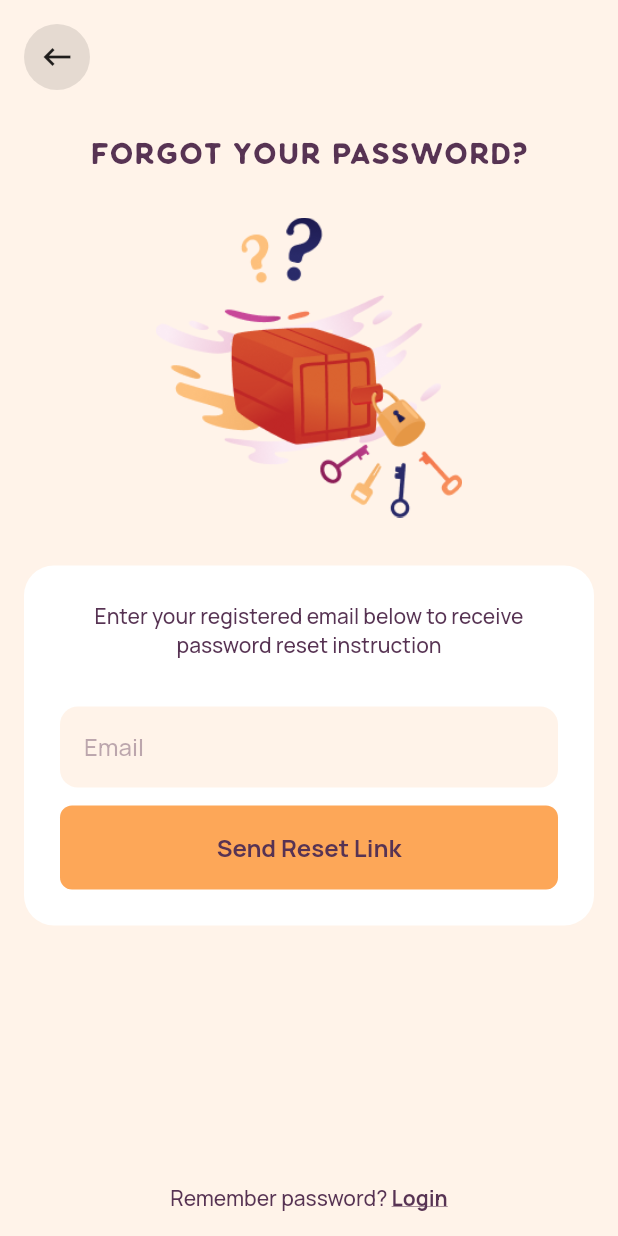
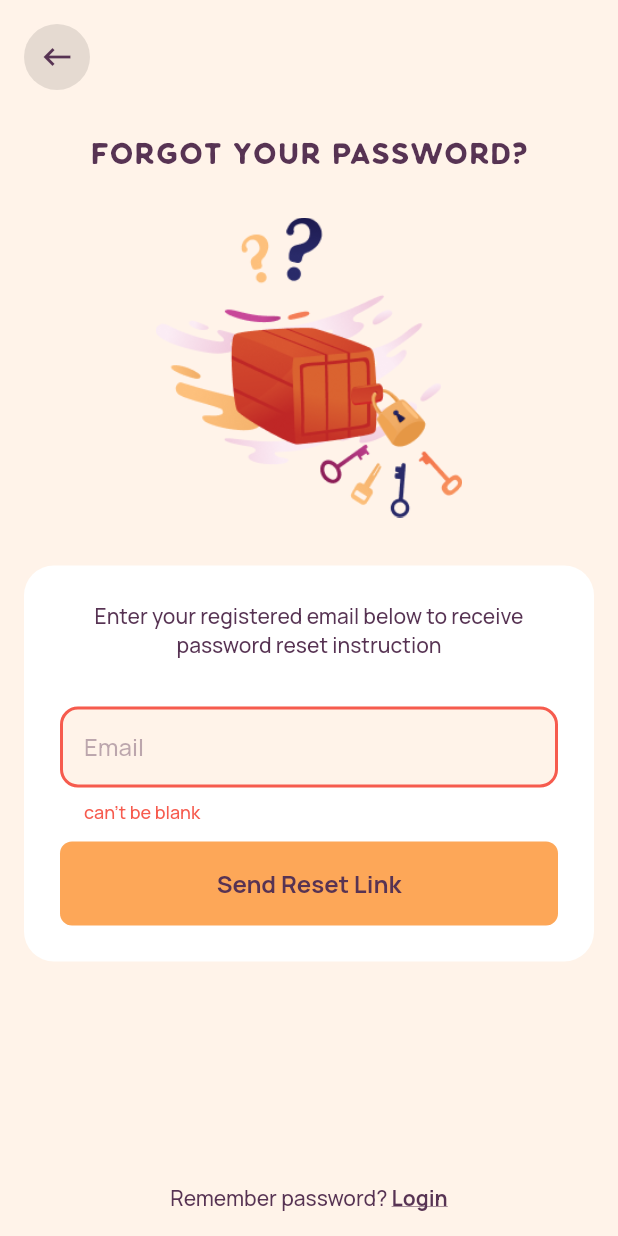
Before and after one commit to diogostein/habit-builder-flutter, a Flutter app: the ResetPasswordPage screen opened by its route, after a tap on "Send Reset Link", on a phone screen of 412 x 824 dp. Run offline on Flutter 3.47's test engine with Material 2 defaults, Android fonts, the phone set to English and light mode, and no system bars; our stand-ins replace flutter_modular, flutter_svg, form_field_validator.

Commit message:
Finaliza tela de reset de senha

```diff
--- a/design_system/lib/atomic/atoms/circle_icon_button.dart
+++ b/design_system/lib/atomic/atoms/circle_icon_button.dart
@@ -1,3 +1,4 @@
+import 'package:design_system/design_system.dart';
 import 'package:flutter/material.dart';
 
 class HBCircleIconButton extends StatelessWidget {
@@ -23,13 +24,13 @@ class HBCircleIconButton extends StatelessWidget {
       onTap: onPressed,
       customBorder: const CircleBorder(),
       child: Container(
-        width: 60,
-        height: 60,
+        width: 44,
+        height: 44,
         decoration: BoxDecoration(
           color: Colors.black.withOpacity(.1),
           shape: BoxShape.circle,
         ),
-        child: Icon(icon),
+        child: Icon(icon, color: HBMaterialColors.secondarySwatch),
       ),
     );
   }
--- /dev/null
+++ b/design_system/lib/atomic/templates/scaffold.dart
@@ -0,0 +1,36 @@
+import 'package:flutter/material.dart';
+
+class HBScaffold extends StatelessWidget {
+  final Widget? headerBar;
+  final Widget body;
+  final bool extendBodyBehindAppBar;
+
+  const HBScaffold({
+    super.key,
+    this.headerBar,
+    required this.body,
+    this.extendBodyBehindAppBar = false,
+  });
+
+  @override
+  Widget build(BuildContext context) {
+    return Scaffold(
+      body: SafeArea(
+        child: CustomScrollView(
+          slivers: [
+            SliverFillRemaining(
+              hasScrollBody: false,
+              child: Column(
+                crossAxisAlignment: CrossAxisAlignment.stretch,
+                children: [
+                  headerBar ?? const SizedBox(),
+                  Expanded(child: body),
+                ],
+              ),
+            ),
+          ],
+        ),
+      ),
+    );
+  }
+}
--- a/design_system/lib/atomic/tokens/decorations.dart
+++ b/design_system/lib/atomic/tokens/decorations.dart
@@ -19,5 +19,19 @@ abstract class HBDecorations {
         color: HBMaterialColors.primarySwatch.shade100,
       ),
     ),
+    errorBorder: OutlineInputBorder(
+      borderRadius: BorderRadius.circular(HBRadius.inputForm),
+      borderSide: const BorderSide(
+        width: 2,
+        color: HBColors.sunset,
+      ),
+    ),
+    focusedErrorBorder: OutlineInputBorder(
+      borderRadius: BorderRadius.circular(HBRadius.inputForm),
+      borderSide: BorderSide(
+        width: 2,
+        color: HBMaterialColors.primarySwatch.shade100,
+      ),
+    ),
   );
 }
--- a/design_system/lib/design_system.dart
+++ b/design_system/lib/design_system.dart
@@ -10,6 +10,7 @@ export 'atomic/molecules/header_bar.dart';
 export 'atomic/molecules/social_button.dart';
 export 'atomic/molecules/text_form_field.dart';
 export 'atomic/molecules/text_with_link_button.dart';
+export 'atomic/templates/scaffold.dart';
 export 'atomic/tokens/animations.dart';
 export 'atomic/tokens/assets.dart';
 export 'atomic/tokens/colors.dart';
--- a/habit_builder/lib/src/modules/authentication/ui/login/login_page.dart
+++ b/habit_builder/lib/src/modules/authentication/ui/login/login_page.dart
@@ -16,7 +16,7 @@ class LoginPage extends StatefulWidget {
 class _LoginPageState extends State<LoginPage> {
   @override
   Widget build(BuildContext context) {
-    return Scaffold(
+    return HBScaffold(
       body: Stack(
         children: [
           const Positioned(
@@ -43,14 +43,20 @@ class _LoginPageState extends State<LoginPage> {
               child: Column(
                 crossAxisAlignment: CrossAxisAlignment.stretch,
                 mainAxisSize: MainAxisSize.min,
-                children: const [
-                  WelcomeTitle(),
-                  SizedBox(height: HBSpacings.xLarge),
-                  GoogleButton(),
-                  SizedBox(height: HBSpacings.xSmall),
-                  FacebookButton(),
-                  SizedBox(height: HBSpacings.large),
-                  LoginForm(),
+                children: [
+                  HBHeaderBar(
+                    trailing: HBCircleIconButton(
+                      icon: Icons.question_mark,
+                      onPressed: () {},
+                    ),
+                  ),
+                  const WelcomeTitle(),
+                  const SizedBox(height: HBSpacings.xLarge),
+                  const GoogleButton(),
+                  const SizedBox(height: HBSpacings.xSmall),
+                  const FacebookButton(),
+                  const SizedBox(height: HBSpacings.large),
+                  const LoginForm(),
                 ],
               ),
             ),
--- a/habit_builder/lib/src/modules/authentication/ui/reset_password/reset_password_page.dart
+++ b/habit_builder/lib/src/modules/authentication/ui/reset_password/reset_password_page.dart
@@ -1,6 +1,7 @@
 import 'package:design_system/design_system.dart';
 import 'package:flutter/material.dart';
 import 'package:flutter_modular/flutter_modular.dart';
+import 'package:habit_builder/src/modules/authentication/ui/reset_password/widgets/reset_password_form.dart';
 
 class ResetPasswordPage extends StatefulWidget {
   const ResetPasswordPage({Key? key}) : super(key: key);
@@ -12,51 +13,27 @@ class ResetPasswordPage extends StatefulWidget {
 class _ResetPasswordPageState extends State<ResetPasswordPage> {
   @override
   Widget build(BuildContext context) {
-    return Scaffold(
-      body: SafeArea(
-        child: CustomScrollView(
-          slivers: [
-            SliverFillRemaining(
-              hasScrollBody: false,
-              child: Column(
-                crossAxisAlignment: CrossAxisAlignment.stretch,
-                children: [
-                  HBHeaderBar(
+    return HBScaffold(
+      headerBar: HBHeaderBar(
         leading: HBCircleIconButton.back(
           onPressed: () => Modular.to.pop(),
         ),
       ),
+      body: Column(
+        crossAxisAlignment: CrossAxisAlignment.stretch,
+        children: [
           const SizedBox(height: HBSpacings.regular),
           HBText.headline3('Forgot your password?'),
           const Padding(
-                    padding: EdgeInsets.symmetric(
-                      vertical: HBSpacings.xLarge,
-                    ),
+            padding: EdgeInsets.symmetric(vertical: HBSpacings.xLarge),
             child: HBImage(
               HBIllustrations.boxLocked,
               height: 200,
             ),
           ),
-                  HBFlatCard(
-                    margin: const EdgeInsets.symmetric(
-                      horizontal: HBSpacings.regular,
-                    ),
-                    child: Column(
-                      crossAxisAlignment: CrossAxisAlignment.stretch,
-                      children: [
-                        HBText.small(
-                          'Enter your registered email below to receive password reset instruction',
-                          textAlign: TextAlign.center,
-                        ),
-                        const SizedBox(height: HBSpacings.xLarge),
-                        const HBTextFormField.email(
-                          backgroundColor: HBColors.background,
-                          prefixIcon: null,
-                        ),
-                        const SizedBox(height: HBSpacings.small),
-                        HBButton('Send Reset Link', onPressed: () {}),
-                      ],
-                    ),
+          const HBFlatCard(
+            margin: EdgeInsets.symmetric(horizontal: HBSpacings.regular),
+            child: ResetPasswordForm(),
           ),
           const Expanded(child: SizedBox(height: HBSpacings.regular)),
           HBTextWithLinkButton(
@@ -67,10 +44,6 @@ class _ResetPasswordPageState extends State<ResetPasswordPage> {
           const SizedBox(height: HBSpacings.regular),
         ],
       ),
-            ),
-          ],
-        ),
-      ),
     );
   }
 }
--- /dev/null
+++ b/habit_builder/lib/src/modules/authentication/ui/reset_password/widgets/reset_password_form.dart
@@ -0,0 +1,55 @@
+import 'package:design_system/design_system.dart';
+import 'package:flutter/material.dart';
+import 'package:flutter_modular/flutter_modular.dart';
+import 'package:form_field_validator/form_field_validator.dart';
+
+import '../../../../../core/validator_provider.dart';
+import '../../../../../widgets/show_snack_bar.dart';
+
+class ResetPasswordForm extends StatefulWidget {
+  const ResetPasswordForm({Key? key}) : super(key: key);
+
+  @override
+  State<ResetPasswordForm> createState() => _ResetPasswordFormState();
+}
+
+class _ResetPasswordFormState extends State<ResetPasswordForm> {
+  final _formKey = GlobalKey<FormState>();
+
+  _sendResetLink() {
+    if (_formKey.currentState?.validate() == true) {
+      showSnackBar(context: context, message: 'Email sent successfully!');
+      Modular.to.pop();
+    }
+  }
+
+  @override
+  Widget build(BuildContext context) {
+    return Form(
+      key: _formKey,
+      child: Column(
+        crossAxisAlignment: CrossAxisAlignment.stretch,
+        children: [
+          HBText.small(
+            'Enter your registered email below to receive password reset instruction',
+            textAlign: TextAlign.center,
+          ),
+          const SizedBox(height: HBSpacings.xLarge),
+          HBTextFormField.email(
+            backgroundColor: HBColors.background,
+            prefixIcon: null,
+            validator: MultiValidator([
+              ValidatorProvider.required(),
+              ValidatorProvider.email(),
+            ]),
+          ),
+          const SizedBox(height: HBSpacings.small),
+          HBButton(
+            'Send Reset Link',
+            onPressed: _sendResetLink,
+          ),
+        ],
+      ),
+    );
+  }
+}
--- /dev/null
+++ b/habit_builder/lib/src/widgets/show_snack_bar.dart
@@ -0,0 +1,7 @@
+import 'package:flutter/material.dart';
+
+showSnackBar({required BuildContext context, required String message}) {
+  ScaffoldMessenger.of(context).showSnackBar(
+    SnackBar(content: Text(message)),
+  );
+}
```
Lines whose indentation alone changed are shown as unchanged.
